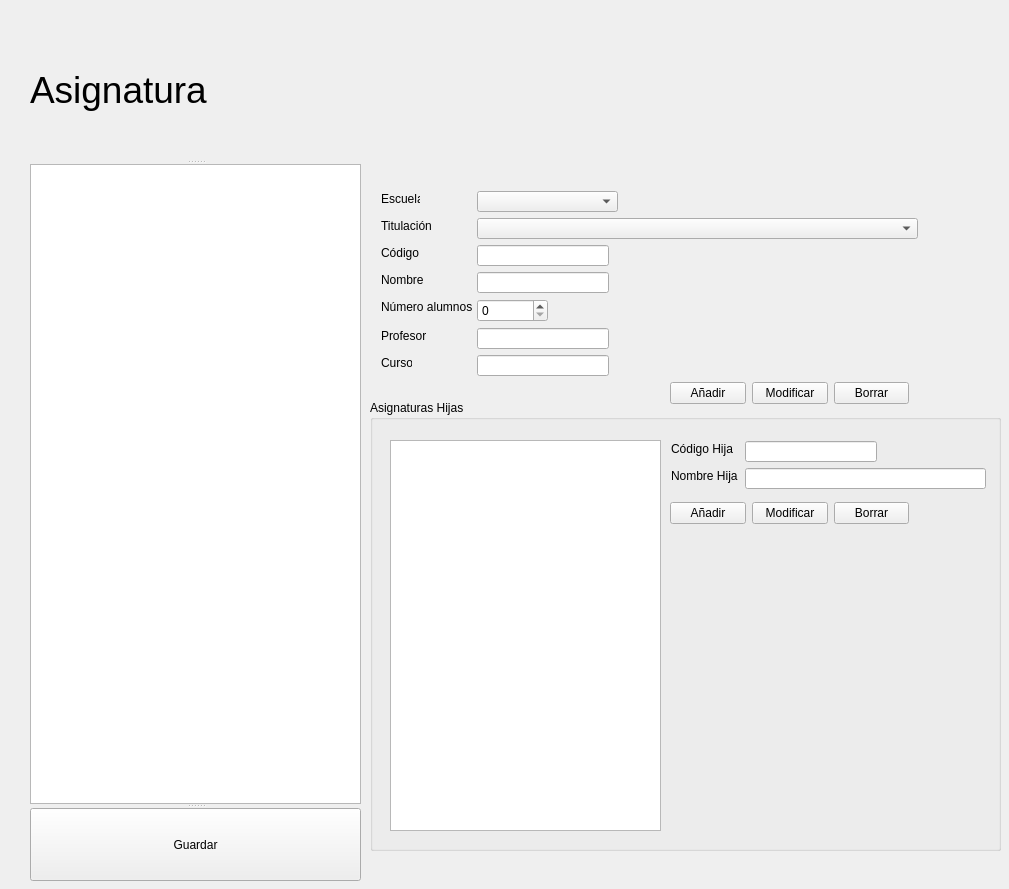
nestorgranado/URJC-TFG-Aplicacion-para-la-gestion-de-horarios-y-examenes-en-la-universidad, file Aplicacion/interfaces/Ui/modifyAsignatura.ui: the form before one commit.
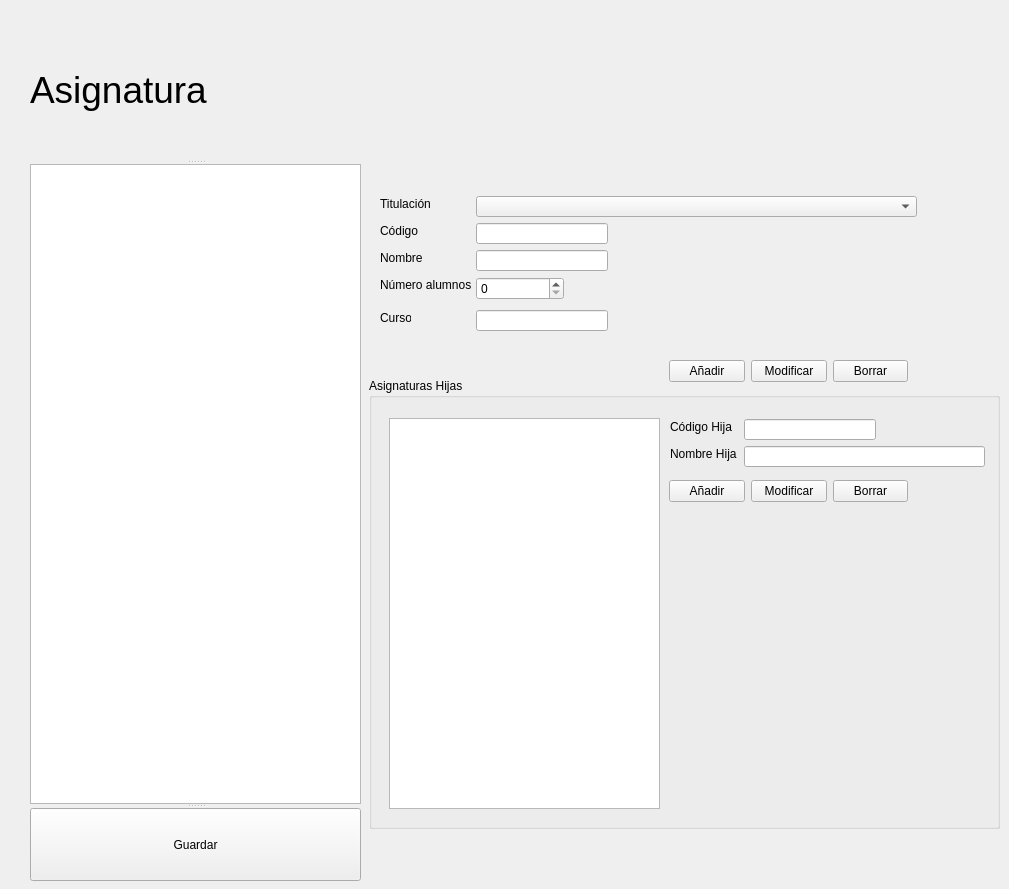
The form after the commit.

Commit message: eliminar escuelas, cambiar cursos, asigHijas

Diff of the .ui file:
```diff
--- a/Aplicacion/interfaces/Ui/modifyAsignatura.ui
+++ b/Aplicacion/interfaces/Ui/modifyAsignatura.ui
@@ -45,8 +45,8 @@
   <widget class="QWidget" name="layoutWidget">
    <property name="geometry">
     <rect>
-     <x>670</x>
-     <y>380</y>
+     <x>669</x>
+     <y>358</y>
      <width>239</width>
      <height>26</height>
     </rect>
@@ -78,8 +78,8 @@
   <widget class="QGroupBox" name="asignaturasHijas">
    <property name="geometry">
     <rect>
-     <x>370</x>
-     <y>400</y>
+     <x>369</x>
+     <y>378</y>
      <width>631</width>
      <height>451</height>
     </rect>
@@ -180,8 +180,8 @@
   <widget class="QLabel" name="curso">
    <property name="geometry">
     <rect>
-     <x>381</x>
-     <y>355</y>
+     <x>380</x>
+     <y>310</y>
      <width>31</width>
      <height>16</height>
     </rect>
@@ -193,8 +193,8 @@
   <widget class="QLineEdit" name="nombreText">
    <property name="geometry">
     <rect>
-     <x>477</x>
-     <y>272</y>
+     <x>476</x>
+     <y>250</y>
      <width>132</width>
      <height>21</height>
     </rect>
@@ -203,8 +203,8 @@
   <widget class="QLabel" name="codigo">
    <property name="geometry">
     <rect>
-     <x>381</x>
-     <y>245</y>
+     <x>380</x>
+     <y>223</y>
      <width>39</width>
      <height>16</height>
     </rect>
@@ -216,8 +216,8 @@
   <widget class="QLabel" name="numAlumnos">
    <property name="geometry">
     <rect>
-     <x>381</x>
-     <y>299</y>
+     <x>380</x>
+     <y>277</y>
      <width>101</width>
      <height>16</height>
     </rect>
@@ -226,24 +226,11 @@
     <string>Número alumnos</string>
    </property>
   </widget>
-  <widget class="QLabel" name="escuela">
-   <property name="geometry">
-    <rect>
-     <x>381</x>
-     <y>191</y>
-     <width>39</width>
-     <height>16</height>
-    </rect>
-   </property>
-   <property name="text">
-    <string>Escuela</string>
-   </property>
-  </widget>
   <widget class="QLineEdit" name="cursoText">
    <property name="geometry">
     <rect>
-     <x>477</x>
-     <y>355</y>
+     <x>476</x>
+     <y>310</y>
      <width>132</width>
      <height>21</height>
     </rect>
@@ -252,51 +239,28 @@
   <widget class="QSpinBox" name="numAlumnosText">
    <property name="geometry">
     <rect>
-     <x>477</x>
-     <y>299</y>
-     <width>71</width>
+     <x>476</x>
+     <y>277</y>
+     <width>88</width>
      <height>23</height>
     </rect>
    </property>
   </widget>
-  <widget class="QLabel" name="profesor">
-   <property name="geometry">
-    <rect>
-     <x>381</x>
-     <y>328</y>
-     <width>45</width>
-     <height>16</height>
-    </rect>
-   </property>
-   <property name="text">
-    <string>Profesor</string>
-   </property>
-  </widget>
   <widget class="QLineEdit" name="codigoText">
    <property name="geometry">
     <rect>
-     <x>477</x>
-     <y>245</y>
+     <x>476</x>
+     <y>223</y>
      <width>132</width>
      <height>21</height>
     </rect>
    </property>
   </widget>
-  <widget class="QComboBox" name="escuelaBox">
-   <property name="geometry">
-    <rect>
-     <x>477</x>
-     <y>191</y>
-     <width>141</width>
-     <height>21</height>
-    </rect>
-   </property>
-  </widget>
   <widget class="QLabel" name="titulacion">
    <property name="geometry">
     <rect>
-     <x>381</x>
-     <y>218</y>
+     <x>380</x>
+     <y>196</y>
      <width>52</width>
      <height>16</height>
     </rect>
@@ -308,28 +272,18 @@
   <widget class="QComboBox" name="titulacionBox">
    <property name="geometry">
     <rect>
-     <x>477</x>
-     <y>218</y>
+     <x>476</x>
+     <y>196</y>
      <width>441</width>
      <height>21</height>
     </rect>
    </property>
   </widget>
-  <widget class="QLineEdit" name="profesorText">
-   <property name="geometry">
-    <rect>
-     <x>477</x>
-     <y>328</y>
-     <width>132</width>
-     <height>21</height>
-    </rect>
-   </property>
-  </widget>
   <widget class="QLabel" name="nombre">
    <property name="geometry">
     <rect>
-     <x>381</x>
-     <y>272</y>
+     <x>380</x>
+     <y>250</y>
      <width>44</width>
      <height>16</height>
     </rect>
```
The commit also changes 16 other files.
